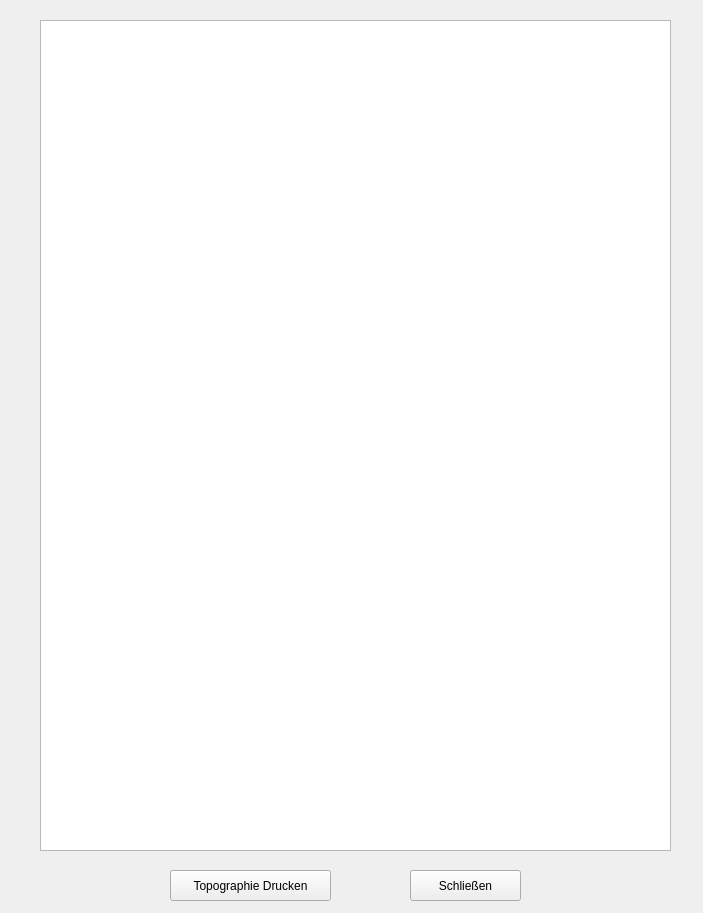
Above: tools/gui_topo.ui from klausib/VogisMenu before the change. Below: the same form after it.
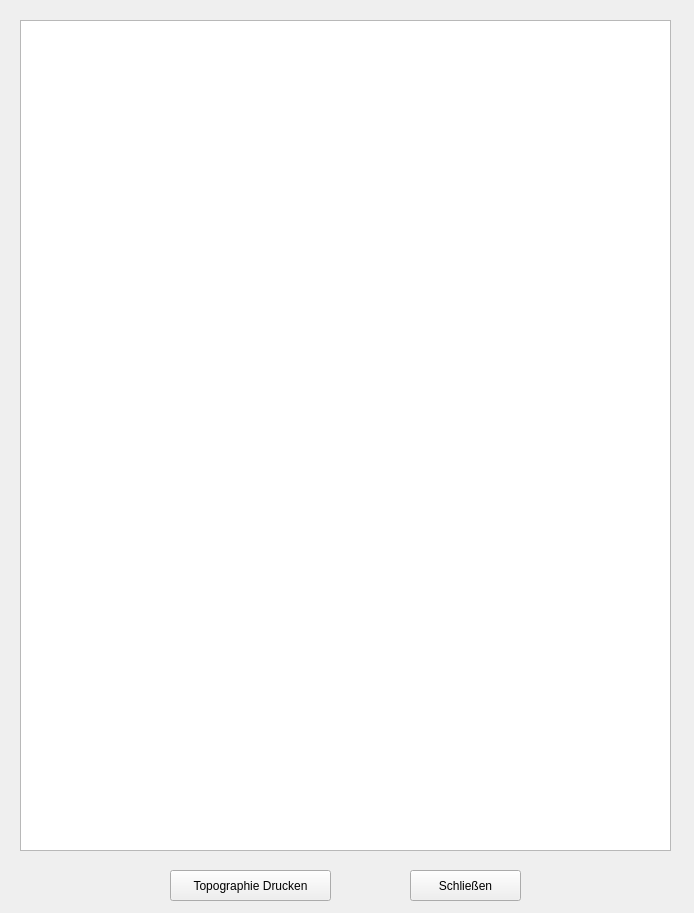
That is the form after the change.

What changed in the file:
```diff
--- a/tools/gui_topo.ui
+++ b/tools/gui_topo.ui
@@ -6,7 +6,7 @@
    <rect>
     <x>0</x>
     <y>0</y>
-    <width>703</width>
+    <width>694</width>
     <height>913</height>
    </rect>
   </property>
@@ -16,9 +16,9 @@
   <widget class="QTextEdit" name="textView">
    <property name="geometry">
     <rect>
-     <x>40</x>
+     <x>20</x>
      <y>20</y>
-     <width>631</width>
+     <width>651</width>
      <height>831</height>
     </rect>
    </property>
```
